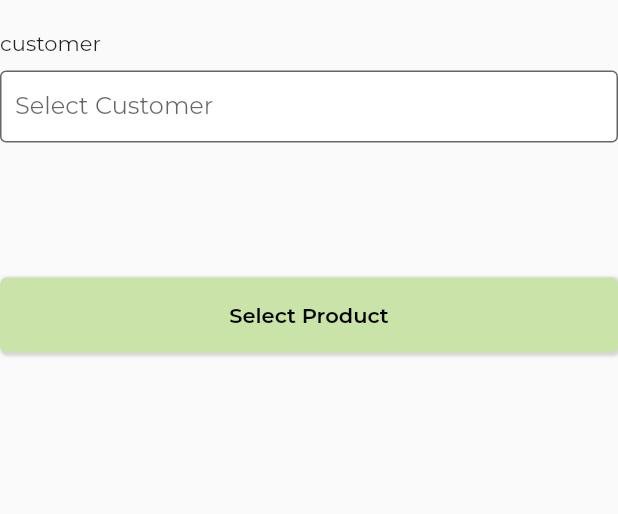
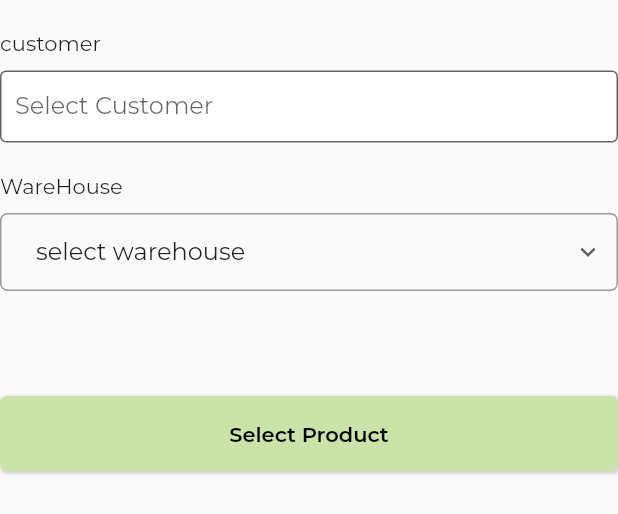
Before and after one commit to Roy-P-A/winemonger_latest4, a Flutter app: the WholeSaleCreateOrderList widget shown alone on an empty page, opened directly, on a phone screen of 412 x 824 dp. Shown: the top 514 px of the screen. Run offline on Flutter 3.47's test engine with Material 2 defaults, Android fonts, the phone set to English and light mode, and no system bars; our stand-ins replace another_flushbar, badges, dropdown_button2, flutter_svg, flutter_typeahead, get and 2 more; missing offline and left inert: iconify_flutter; accounts and stored records are empty; network calls fail; project files that could hold a hidden picture were left out.

Commit message:
warehouse

```diff
--- /dev/null
+++ b/lib/applogin/app_string.dart
@@ -0,0 +1,2 @@
+String apiKey = "owxdR7uk3HWimq9MO6CleX8Kt";
+String cooKie = "PHPSESSID=hd7jm84rtht8kr30giikfjc8sc";
--- a/lib/features/order/create_order/wholesalecreate/wholesale_create_controller.dart
+++ b/lib/features/order/create_order/wholesalecreate/wholesale_create_controller.dart
@@ -1,5 +1,7 @@
 
-import 'package:collection/collection.dart';
+
+
+
 
 import 'dart:convert';
 
@@ -7,12 +9,15 @@ import 'package:flutter/material.dart';
 import 'package:get/get.dart';
 
 
+import '../../../../applogin/app_string.dart';
 import '../../../../mixins/snackbar_mixin.dart';
 
 
 import 'package:http/http.dart' as http;
 
 import '../../../../models/customer_model.dart';
+import '../../../../models/warehouse_model.dart';
+import 'widgets/warehouse/warehouse_widget.dart';
 
 
 class WholeSaleCreateController extends GetxController with SnackbarMixin {
@@ -28,8 +33,8 @@ class WholeSaleCreateController extends GetxController with SnackbarMixin {
   var CustomerModelEntity =
       CustomerModel(data1: List<Data1>.empty(growable: true)).obs;
 
-//   var WarehouseModelEntity =
-//       WarehouseModel(data: List<Datum>.empty(growable: true)).obs;
+  var WarehouseModelEntity =
+      WarehouseModel(data: List<Datum>.empty(growable: true)).obs;
 //   var WarehouseModelEntity2 =
 //       WareHouseModelnew(data: List<Datu>.empty(growable: true)).obs;
 
@@ -66,7 +71,7 @@ class WholeSaleCreateController extends GetxController with SnackbarMixin {
 //   final addadjustments = true.obs;
 
   final GlobalKey<FormState> formKey1 = GlobalKey<FormState>();
-//   final GlobalKey<FormState> formKey2 = GlobalKey<FormState>();
+  final GlobalKey<FormState> formKey2 = GlobalKey<FormState>();
 //   final GlobalKey<FormState> formKey3 = GlobalKey<FormState>();
 //   final GlobalKey<FormState> formKey4 = GlobalKey<FormState>();
 //   final GlobalKey<FormState> formKey5 = GlobalKey<FormState>();
@@ -106,11 +111,11 @@ class WholeSaleCreateController extends GetxController with SnackbarMixin {
 //         ManuFactureModel(dataone: List<DatumOne>.empty(growable: true));
 //   }
 
-//   var users = <HouseUser>[HouseUser("0", "select warehouse")].obs;
-//   var warehouseselected = "0".obs;
-//   void setSelected(String value) {
-//     warehouseselected.value = value;
-//   }
+  var users = <HouseUser>[HouseUser("0", "select warehouse")].obs;
+  var warehouseselected = "0".obs;
+  void setSelected(String value) {
+    warehouseselected.value = value;
+  }
 
 //   var totalValue = (0).obs;
 
@@ -136,12 +141,12 @@ class WholeSaleCreateController extends GetxController with SnackbarMixin {
     return null;
   }
 
-//   String? warehouseNamevalidator(String value) {
-//     if (value == null || warehouseselected.value == '0') {
-//       return 'selected warehouse';
-//     }
-//     return null;
-//   }
+  String? warehouseNamevalidator(String value) {
+    if (value == null || warehouseselected.value == '0') {
+      return 'selected warehouse';
+    }
+    return null;
+  }
 
 //   String? manufacturerNameValidator(String value) {
 //     if (value == null || manufactureselected.value == '0') {
@@ -173,34 +178,34 @@ class WholeSaleCreateController extends GetxController with SnackbarMixin {
 
 //   final indexf = "".obs;
 
-//   @override
-//   void onInit() async {
-//     // await customerDetailApi('a');
+  @override
+  void onInit() async {
+    // await customerDetailApi('a');
 
-//     // manuFactureApi();
+    // manuFactureApi();
 
-//     // filterProductApi();
-//     // productButtonApi();
+    // filterProductApi();
+    // productButtonApi();
 
-//     // await addAdjustmentOrderconfirmApi("");
+    // await addAdjustmentOrderconfirmApi("");
 
-//     super.onInit();
-//     await WareHouseApi();
-//     await adjustmentlistApi();
-//     // addToOrdersApi();
-//   }
+    super.onInit();
+    await WareHouseApi();
+    // await adjustmentlistApi();
+    // addToOrdersApi();
+  }
 
-//   @override
-//   void onClose() {
-//     customerController1.value.dispose();
-//     customerController2.value.dispose();
-//     warehouseselected.value = '0';
-//     manufactureselected.value = '0';
-//     productController.value.dispose();
-//     productController1.value.dispose();
-//     super.onClose();
-//     // update();
-//   }
+  @override
+  void onClose() {
+    customerController1.value.dispose();
+    customerController2.value.dispose();
+  warehouseselected.value = '0';
+    // manufactureselected.value = '0';
+    // productController.value.dispose();
+    // productController1.value.dispose();
+    super.onClose();
+    update();
+  }
 
 //   @override
 //   void dispose() {
@@ -216,50 +221,50 @@ class WholeSaleCreateController extends GetxController with SnackbarMixin {
 
 // //---------------oninit call of controller-----------------\\
 
-//   Future<void> WareHouseApi() async {
-//     var baseUrl = 'winemonger.nintriva.com';
-//     var endpoint = 'api/list/warehouses';
-//     var headers = {
-//       'APIKEY': apiKey,
-//       'Cookie': cooKie,
-//     };
-//     var url = Uri.http(baseUrl, endpoint);
+  Future<void> WareHouseApi() async {
+    var baseUrl = 'winemonger.nintriva.com';
+    var endpoint = 'api/list/warehouses';
+    var headers = {
+      'APIKEY': apiKey ,
+      'Cookie': cooKie,
+    };
+    var url = Uri.http(baseUrl, endpoint);
 
-//     // Await the http get response, then decode the json-formatted response.
-//     try {
-//       var response = await http.get(
-//         url,
-//         headers: headers,
-//       );
-//       print(response);
-//       if (response.statusCode == 200) {
-//         WarehouseModelEntity.value =
-//             WarehouseModel.fromJson(jsonDecode(response.body));
-//         for (int i = 0; i < WarehouseModelEntity.value.data.length; i++) {
-//           users.add(HouseUser(
-//               WarehouseModelEntity.value.data[i].warehouseId ?? "",
-//               WarehouseModelEntity.value.data[i].warehouseName ?? ""));
-//           //   }
-//           // if (response.statusCode == 200) {
-//           //   WarehouseModelEntity2.value =
-//           //       WareHouseModelnew.fromJson(jsonDecode(response.body));
-//           //   for (int i = 0; i < WarehouseModelEntity2.value.data.length; i++) {
-//           //     users.add(HouseUser(
-//           //         WarehouseModelEntity2.value.data[i].warehouseId ?? "",
-//           //         WarehouseModelEntity2.value.data[i].warehouseSku ?? ""));
-//         }
+    // Await the http get response, then decode the json-formatted response.
+    try {
+      var response = await http.get(
+        url,
+        headers: headers,
+      );
+      print(response);
+      if (response.statusCode == 200) {
+        WarehouseModelEntity.value =
+            WarehouseModel.fromJson(jsonDecode(response.body));
+        for (int i = 0; i < WarehouseModelEntity.value.data.length; i++) {
+          users.add(HouseUser(
+              WarehouseModelEntity.value.data[i].warehouseId ?? "",
+              WarehouseModelEntity.value.data[i].warehouseName ?? ""));
+          //   }
+          // if (response.statusCode == 200) {
+          //   WarehouseModelEntity2.value =
+          //       WareHouseModelnew.fromJson(jsonDecode(response.body));
+          //   for (int i = 0; i < WarehouseModelEntity2.value.data.length; i++) {
+          //     users.add(HouseUser(
+          //         WarehouseModelEntity2.value.data[i].warehouseId ?? "",
+          //         WarehouseModelEntity2.value.data[i].warehouseSku ?? ""));
+        }
 
-//         // print('success');
-//       } else {
-//         // print('failed');
-//         throw Exception('failed to load');
-//       }
-//       // print(WarehouseModelEntity.value.toJson());
-//     } catch (e) {
-//       //print(() => e.toString());
-//     }
-//     update();
-//   }
+        // print('success');
+      } else {
+        // print('failed');
+        throw Exception('failed to load');
+      }
+      // print(WarehouseModelEntity.value.toJson());
+    } catch (e) {
+      //print(() => e.toString());
+    }
+    update();
+  }
 
 //   Future<void> customerDetailApi(value) async {
 //     var baseUrl = 'winemonger.nintriva.com';
--- a/lib/features/order/create_order/wholesalecreate/wholesale_create_screen.dart
+++ b/lib/features/order/create_order/wholesalecreate/wholesale_create_screen.dart
@@ -4,6 +4,7 @@ import 'package:get/get.dart';
 import 'package:winemonger/features/order/create_order/wholesalecreate/wholesale_create_controller.dart';
 
 import 'widgets/select_customer/select_customer_text_field.dart';
+import 'widgets/warehouse/warehouse_widget.dart';
 
 class WholeSaleCreateOrderList extends StatelessWidget {
   WholeSaleCreateOrderList({Key? key}) : super(key: key);
@@ -13,7 +14,7 @@ class WholeSaleCreateOrderList extends StatelessWidget {
 
   @override
   Widget build(BuildContext context) {
-    return SingleChildScrollView(
+    return  SingleChildScrollView(
       child: Center(
         child: Container(
           margin: const EdgeInsets.only(left: 0, right: 0, top: 0, bottom: 32),
@@ -28,7 +29,7 @@ class WholeSaleCreateOrderList extends StatelessWidget {
               const SizedBox(
                 height: 20,
               ),
-              // WarehouseTextField(),
+             const   WareHouseField (),
               const SizedBox(
                 height: 20,
               ),
--- a/lib/features/order/create_order/wholesalecreate/widgets/warehouse/warehouse_widget.dart
+++ b/lib/features/order/create_order/wholesalecreate/widgets/warehouse/warehouse_widget.dart
@@ -1,109 +1,111 @@
-// import 'package:flutter/material.dart';
-// import 'package:get/get.dart';
-// import 'package:winemonger_sonu/controller/wholesale_controller.dart';
-// import 'package:dropdown_button2/dropdown_button2.dart';
+import 'package:flutter/material.dart';
+import 'package:get/get.dart';
 
-// class WareHouseField extends StatelessWidget {
-//   const WareHouseField({Key? key}) : super(key: key);
+import 'package:dropdown_button2/dropdown_button2.dart';
 
-//   @override
-//   Widget build(BuildContext context) {
-//     return GetBuilder<WholeSaleController>(
-//         init: WholeSaleController(),
-//         builder: (controller) {
-//           return Form(
-//             key: controller.formKey2,
-//             child: Column(
-//               crossAxisAlignment: CrossAxisAlignment.start,
-//               children: [
-//                 const Text("WareHouse"),
-//                 const SizedBox(
-//                   height: 10,
-//                 ),
-//                 Container(
-//                   child: DropdownButtonHideUnderline(
-//                     child: Obx(
-//                       () => DropdownButtonFormField2(
-//                         isExpanded: true,
-//                         validator: (value) {
-//                           return controller
-//                               .warehouseNamevalidator(value as String);
-//                         },
-//                         isDense: true,
-//                         autovalidateMode: AutovalidateMode.onUserInteraction,
-//                         decoration: InputDecoration(
-//                             contentPadding:
-//                                 const EdgeInsets.only(left: 10, right: 10),
-//                             focusedBorder: const OutlineInputBorder(
-//                               borderSide: BorderSide(
-//                                   color: Color.fromARGB(255, 115, 214, 120)
-//                                   // Colors.lightBlueAccent
-//                                   ),
-//                             ),
-//                             hintText: "Select warehouse",
-//                             border: OutlineInputBorder(
-//                                 borderSide:
-//                                     const BorderSide(color: Colors.white),
-//                                 borderRadius: BorderRadius.circular(5))),
-//                         items: controller.users
-//                             .map(
-//                               (item) => DropdownMenuItem<String>(
-//                                 value: item.id,
-//                                 child: Text(
-//                                   item.name,
-//                                   // style: DefaultTextStyle.of(context)
-//                                   //     .style
-//                                   //     .copyWith(
-//                                   //         fontStyle: FontStyle.italic),
-//                                   overflow: TextOverflow.ellipsis,
-//                                 ),
-//                               ),
-//                             )
-//                             .toList(),
-//                         icon: const Icon(Icons.keyboard_arrow_down),
-//                         iconSize: 20,
-//                         dropdownMaxHeight: 250,
-//                         itemHeight: 40,
-//                         itemPadding: const EdgeInsets.only(left: 14, right: 14),
-//                         buttonHeight: 52,
-//                         dropdownElevation: 4,
-//                         dropdownPadding: null,
-//                         dropdownDecoration: BoxDecoration(
-//                             borderRadius: BorderRadius.circular(2),
-//                             border: Border.all(
-//                                 color: Colors.transparent, width: 0)),
-//                         scrollbarAlwaysShow: true,
-//                         scrollbarRadius: const Radius.circular(2),
-//                         scrollbarThickness: 4,
-//                         onChanged: (value) async {
-//                           controller.setSelected(value as String);
-//                           //controller.listRefresh();
+import '../../wholesale_create_controller.dart';
 
-//                           await controller.manuFactureApi();
-//                           print(controller.warehouseselected.value);
-//                         },
-//                         value:
-//                             // value.isNotEmpty ? value: null,
+class WareHouseField extends StatelessWidget {
+  const WareHouseField({Key? key}) : super(key: key);
 
-//                             controller.warehouseselected.value.isNotEmpty
-//                                 ? controller.warehouseselected.value
-//                                 : null,
-//                       ),
-//                     ),
-//                   ),
-//                 )
-//               ],
-//             ),
-//           );
-//         });
-//   }
-// }
+  @override
+  Widget build(BuildContext context) {
+    return GetBuilder<WholeSaleCreateController>(
+        init: WholeSaleCreateController(),
+        builder: (controller) {
+          return Form(
+            // key: controller.formKey2,
+            child: Column(
+              crossAxisAlignment: CrossAxisAlignment.start,
+              children: [
+                const Text("WareHouse"),
+                const SizedBox(
+                  height: 10,
+                ),
+                SizedBox(
+                  child: DropdownButtonHideUnderline(
+                    child: Obx(
+                      () => DropdownButtonFormField2(
+                        isExpanded: true,
+                        validator: (value) {
+                          return controller
+                              .warehouseNamevalidator(value as String);
+                        },
+                        isDense: true,
+                        autovalidateMode: AutovalidateMode.onUserInteraction,
+                        decoration: InputDecoration(
+                            contentPadding:
+                                const EdgeInsets.only(left: 10, right: 10),
+                            focusedBorder: const OutlineInputBorder(
+                              borderSide: BorderSide(
+                                  color: Color.fromARGB(255, 115, 214, 120)
+                                  // Colors.lightBlueAccent
+                                  ),
+                            ),
+                            hintText: "Select warehouse",
+                            border: OutlineInputBorder(
+                                borderSide:
+                                    const BorderSide(color: Colors.white),
+                                borderRadius: BorderRadius.circular(5))),
+                        items: controller.users
+                            .map(
+                              (item) => DropdownMenuItem<String>(
+                                value: item.id,
+                                child: Text(
+                                  item.name,
+                                  // style: DefaultTextStyle.of(context)
+                                  //     .style
+                                  //     .copyWith(
+                                  //         fontStyle: FontStyle.italic),
+                                  overflow: TextOverflow.ellipsis,
+                                ),
+                              ),
+                            )
+                            .toList(),
+                        icon: const Icon(Icons.keyboard_arrow_down),
+                        iconSize: 20,
+                        dropdownMaxHeight: 250,
+                        itemHeight: 40,
+                        itemPadding: const EdgeInsets.only(left: 14, right: 14),
+                        buttonHeight: 52,
+                        dropdownElevation: 4,
+                        dropdownPadding: null,
+                        dropdownDecoration: BoxDecoration(
+                            borderRadius: BorderRadius.circular(2),
+                            border: Border.all(
+                                color: Colors.transparent, width: 0)),
+                        scrollbarAlwaysShow: true,
+                        scrollbarRadius: const Radius.circular(2),
+                        scrollbarThickness: 4,
+                        onChanged: (value) async {
+                          controller.setSelected(value as String);
+                          //controller.listRefresh();
 
-// class HouseUser {
-//   const HouseUser(this.id, this.name);
-//   final String id;
-//   final String name;
-// }
+                          // await controller.manuFactureApi();
+                          print(controller.warehouseselected.value);
+                        },
+                        value:
+
+
+                            controller.warehouseselected.value.isNotEmpty
+                                ? controller.warehouseselected.value
+                                : null,
+                      ),
+                    ),
+                  ),
+                )
+              ],
+            ),
+          );
+        });
+  }
+}
+
+class HouseUser {
+  const HouseUser(this.id, this.name);
+  final String id;
+  final String name;
+}
 
 
 
--- /dev/null
+++ b/lib/models/warehouse_model.dart
@@ -0,0 +1,134 @@
+// import 'dart:convert';
+
+// WarehouseModel warehouseModelFromJson(String str) =>
+//     WarehouseModel.fromJson(json.decode(str));
+
+// String warehouseModelToJson(WarehouseModel data) => json.encode(data.toJson());
+
+class WarehouseModel {
+  WarehouseModel({
+    this.code,
+    this.totalNoItems,
+    required this.data,
+  });
+
+  int? code;
+  String? totalNoItems;
+  List<Datum> data;
+
+  factory WarehouseModel.fromJson(Map<String, dynamic> json) => WarehouseModel(
+        code: json["code"],
+        totalNoItems: json["Total_No_Items"],
+        data: List<Datum>.from(json["data"].map((x) => Datum.fromJson(x))),
+      );
+
+  Map<String, dynamic> toJson() => {
+        "code": code,
+        "Total_No_Items": totalNoItems,
+        "data": List<dynamic>.from(data.map((x) => x.toJson())),
+      };
+}
+
+class Datum {
+  Datum({
+    this.warehouseId,
+    this.warehouseName,
+    this.contactNames,
+    this.phone,
+    this.fax,
+    this.email,
+    this.poFromEmail,
+    this.poToAddresses,
+    this.notes,
+    this.warehouseDefaultAddressId,
+    this.warehouseDefaultUserId,
+    this.defaultShippingCarrierId,
+    this.activeTaxCodeId,
+    this.isDropshipper,
+    this.isRetail,
+    this.isWholesale,
+    this.poNumberBase,
+    this.formsDirectory,
+    this.dropShipHandlerIdLive,
+    this.autoSubmitPo,
+    this.repNotification,
+    this.sortOrder,
+    this.isActive,
+  });
+
+  String? warehouseId;
+  String? warehouseName;
+  String? contactNames;
+  String? phone;
+  String? fax;
+  String? email;
+  String? poFromEmail;
+  String? poToAddresses;
+  String? notes;
+  String? warehouseDefaultAddressId;
+  String? warehouseDefaultUserId;
+  String? defaultShippingCarrierId;
+  String? activeTaxCodeId;
+  String? isDropshipper;
+  String? isRetail;
+  String? isWholesale;
+  String? poNumberBase;
+  String? formsDirectory;
+  String? dropShipHandlerIdLive;
+  String? autoSubmitPo;
+  String? repNotification;
+  String? sortOrder;
+  String? isActive;
+
+  factory Datum.fromJson(Map<String, dynamic> json) => Datum(
+        warehouseId: json["warehouse_id"],
+        warehouseName: json["warehouse_name"],
+        contactNames: json["contact_names"],
+        phone: json["phone"],
+        fax: json["fax"],
+        email: json["email"],
+        poFromEmail: json["po_from_email"],
+        poToAddresses: json["po_to_addresses"],
+        notes: json["notes"],
+        warehouseDefaultAddressId: json["warehouse_default_address_id"],
+        warehouseDefaultUserId: json["warehouse_default_user_id"],
+        defaultShippingCarrierId: json["default_shipping_carrier_id"],
+        activeTaxCodeId: json["active_tax_code_id"],
+        isDropshipper: json["is_dropshipper"],
+        isRetail: json["is_retail"],
+        isWholesale: json["is_wholesale"],
+        poNumberBase: json["po_number_base"],
+        formsDirectory: json["forms_directory"],
+        dropShipHandlerIdLive: json["drop_ship_handler_id_live"],
+        autoSubmitPo: json["auto_submit_po"],
+        repNotification: json["rep_notification"],
+        sortOrder: json["sort_order"],
+        isActive: json["is_active"],
+      );
+
+  Map<String, dynamic> toJson() => {
+        "warehouse_id": warehouseId,
+        "warehouse_name": warehouseName,
+        "contact_names": contactNames,
+        "phone": phone,
+        "fax": fax,
+        "email": email,
+        "po_from_email": poFromEmail,
+        "po_to_addresses": poToAddresses,
+        "notes": notes,
+        "warehouse_default_address_id": warehouseDefaultAddressId,
+        "warehouse_default_user_id": warehouseDefaultUserId,
+        "default_shipping_carrier_id": defaultShippingCarrierId,
+        "active_tax_code_id": activeTaxCodeId,
+        "is_dropshipper": isDropshipper,
+        "is_retail": isRetail,
+        "is_wholesale": isWholesale,
+        "po_number_base": poNumberBase,
+        "forms_directory": formsDirectory,
+        "drop_ship_handler_id_live": dropShipHandlerIdLive,
+        "auto_submit_po": autoSubmitPo,
+        "rep_notification": repNotification,
+        "sort_order": sortOrder,
+        "is_active": isActive,
+      };
+}
```
Also changed, not shown: lib/features/order/create_order/wholesalecreate/widgets/select_customer/select_customer_text_field.dart (+3 -4 lines), lib/features/order/create_order/wholesalecreate/widgets/warehouse/roughpage.dart (deleted, +0 -115 lines).
